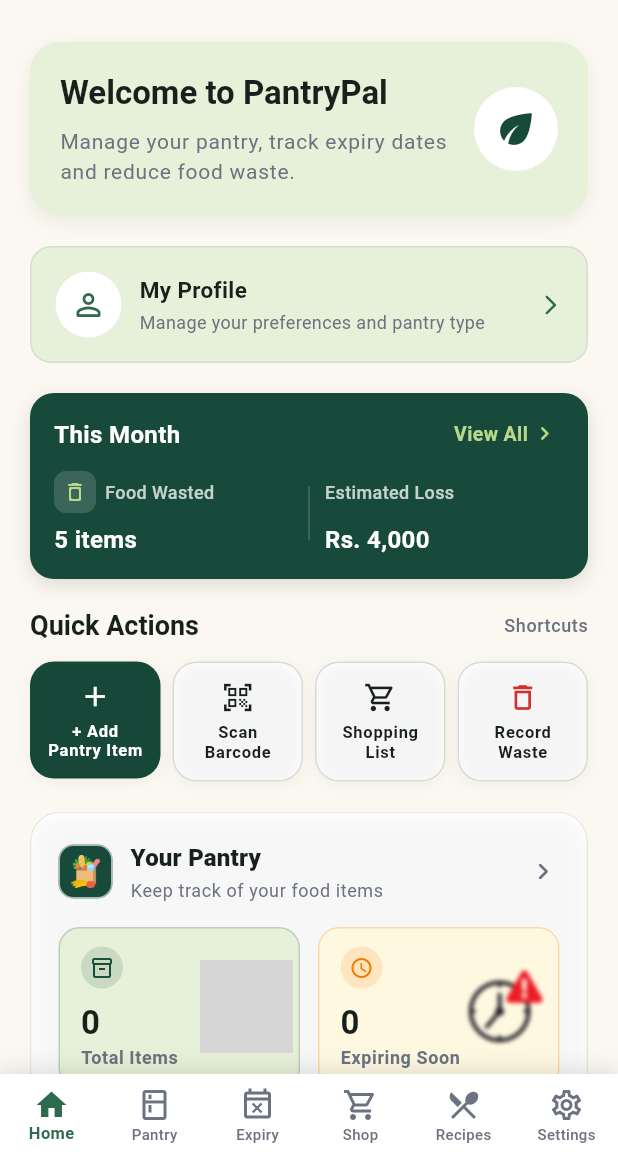
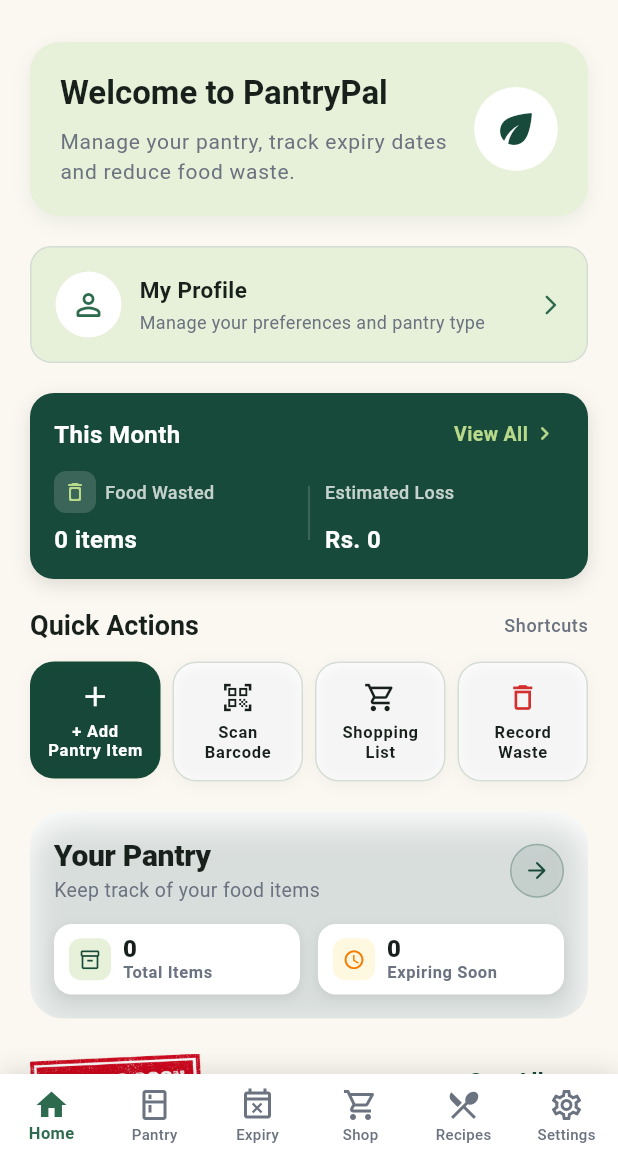
Before and after one commit to AaishaShahani2001/IT3060HCI2026_Food_Expiry_and_Pantry_Management_WE_45, a Flutter app: the HomeScreen screen opened by its route, on a phone screen of 412 x 824 dp, the part 78-1236 px from its top. Run offline on Flutter 3.47's test engine with Material 3 defaults, Android fonts, the phone set to English and light mode, and no system bars; our stand-ins replace cloud_firestore, firebase_auth, firebase_core, flutter_dotenv, flutter_local_notifications, flutter_riverpod and 5 more; accounts and stored records are empty; network calls fail; grey boxes are pictures that could not be loaded.

Commit message:
fix: fix home dashboard waste summary card

```diff
--- a/lib/features/home/presentation/widgets/home_pantry_summary_card.dart
+++ b/lib/features/home/presentation/widgets/home_pantry_summary_card.dart
@@ -8,7 +8,6 @@ import 'package:go_router/go_router.dart';
 
 import '../../../expiry/presentation/providers/expiry_provider.dart';
 import '../../../pantry/presentation/providers/pantry_providers.dart';
-import 'home_section_header.dart';
 
 /// Home dashboard overview card for the user's pantry.
 ///
@@ -33,7 +32,7 @@ class _PantrySummaryView extends ConsumerStatefulWidget {
 }
 
 class _PantrySummaryViewState extends ConsumerState<_PantrySummaryView> {
-  static const _radius = BorderRadius.all(Radius.circular(20));
+  static const _radius = BorderRadius.all(Radius.circular(22));
   bool _imageFailed = false;
 
   @override
@@ -41,12 +40,10 @@ class _PantrySummaryViewState extends ConsumerState<_PantrySummaryView> {
     final theme = Theme.of(context);
     final isDark = theme.brightness == Brightness.dark;
 
-    // Watch raw pantry items stream state to handle loading and error states gracefully
     final pantryAsync = ref.watch(pantryItemsProvider);
     final isLoading = pantryAsync.isLoading && !pantryAsync.hasValue;
     final hasError = pantryAsync.hasError && !pantryAsync.hasValue;
 
-    // Reuse existing pantry and expiry providers to keep counts synchronized
     final pantrySummary = ref.watch(pantrySummaryProvider);
     final expirySummary = ref.watch(expirySummaryProvider);
 
@@ -54,65 +51,49 @@ class _PantrySummaryViewState extends ConsumerState<_PantrySummaryView> {
     final expiringCount = hasError ? 0 : expirySummary.expiringSoon;
     final usePhoto = !_imageFailed;
     final fallbackColor = isDark ? FreshPalette.darkCard : FreshPalette.card;
-    final onPhoto = FreshPalette.darkOnPrimary;
-    final titleColor = usePhoto
-        ? onPhoto
-        : (isDark ? FreshPalette.darkHeading : FreshPalette.heading);
-    final subtitleColor = usePhoto
-        ? onPhoto.withValues(alpha: 0.9)
-        : (isDark
-              ? FreshPalette.darkSecondaryText
-              : FreshPalette.secondaryText);
-    final pantryIconBackground = isDark
-        ? FreshPalette.selected
-        : FreshPalette.primaryButton;
-    final pantryIconBorder = isDark
-        ? FreshPalette.highlight.withValues(alpha: 0.75)
-        : Colors.white.withValues(alpha: 0.62);
-    final overlay = const Color(
-      0xFF0E2F25,
-    ).withValues(alpha: isDark ? 0.62 : 0.55);
 
     final textScale = MediaQuery.textScalerOf(context).scale(1);
     final screenWidth = MediaQuery.sizeOf(context).width;
-    final shouldStack = textScale > 1.4 || screenWidth < 300;
+    final shouldStack = textScale > 1.35 || screenWidth < 340;
 
-    final totalBox = _PantryStatBox(
+    final tileColor = isDark ? const Color(0xFF1A2822) : Colors.white;
+    final countColor = isDark ? FreshPalette.darkHeading : FreshPalette.heading;
+    final labelColor = isDark
+        ? FreshPalette.darkSecondaryText
+        : FreshPalette.secondaryText;
+    final onPhoto = FreshPalette.darkOnPrimary;
+
+    final totalBox = _PantryStatTile(
       icon: Icons.inventory_2_outlined,
       iconColor: isDark ? FreshPalette.highlight : FreshPalette.primaryButton,
-      iconBgColor:
-          (isDark ? FreshPalette.highlight : FreshPalette.primaryButton)
-              .withValues(alpha: 0.14),
-      bgColor: isDark
-          ? FreshPalette.darkAccentSurface
+      iconBgColor: isDark
+          ? FreshPalette.highlight.withValues(alpha: 0.16)
           : FreshPalette.accentSurface,
-      borderColor:
-          (isDark ? FreshPalette.highlight : FreshPalette.primaryButton)
-              .withValues(alpha: 0.2),
+      tileColor: tileColor,
+      countColor: countColor,
+      labelColor: labelColor,
       count: totalCount,
       label: 'Total Items',
       isLoading: isLoading,
-      isDark: isDark,
-      imageAssetPath: 'assets/images/vector-pantry.avif',
-      fallbackIcon: Icons.inventory_2_outlined,
     );
 
-    final expiringBox = _PantryStatBox(
+    final expiringBox = _PantryStatTile(
       icon: Icons.schedule_outlined,
       iconColor: AppColors.statusAmber,
-      iconBgColor: AppColors.statusAmber.withValues(alpha: 0.15),
-      bgColor: isDark ? const Color(0xFF2C2216) : AppColors.statusAmberBg,
-      borderColor: AppColors.statusAmber.withValues(alpha: 0.25),
+      iconBgColor: isDark
+          ? AppColors.statusAmber.withValues(alpha: 0.18)
+          : AppColors.statusAmberBg,
+      tileColor: tileColor,
+      countColor: countColor,
+      labelColor: labelColor,
       count: expiringCount,
       label: 'Expiring Soon',
       isLoading: isLoading,
-      isDark: isDark,
-      imageAssetPath: 'assets/images/expiry-icon.jpg',
-      fallbackIcon: Icons.schedule_outlined,
     );
 
     return Material(
       color: fallbackColor,
+      elevation: 0,
       borderRadius: _radius,
       clipBehavior: Clip.antiAlias,
       child: InkWell(
@@ -121,18 +102,11 @@ class _PantrySummaryViewState extends ConsumerState<_PantrySummaryView> {
         child: Ink(
           decoration: BoxDecoration(
             borderRadius: _radius,
-            border: Border.all(
-              color: usePhoto
-                  ? onPhoto.withValues(alpha: 0.28)
-                  : (isDark
-                        ? FreshPalette.darkOutline.withValues(alpha: 0.6)
-                        : FreshPalette.outline.withValues(alpha: 0.6)),
-            ),
             boxShadow: [
               BoxShadow(
-                color: Colors.black.withValues(alpha: isDark ? 0.2 : 0.03),
-                blurRadius: 10,
-                offset: const Offset(0, 3),
+                color: const Color(0xFF0E2F25).withValues(alpha: 0.16),
+                blurRadius: 18,
+                offset: const Offset(0, 8),
               ),
             ],
           ),
@@ -143,7 +117,7 @@ class _PantrySummaryViewState extends ConsumerState<_PantrySummaryView> {
                   child: Image(
                     image: HomePantrySummaryCard.backgroundImage,
                     fit: BoxFit.cover,
-                    alignment: Alignment.center,
+                    alignment: const Alignment(0, -0.15),
                     gaplessPlayback: true,
                     frameBuilder:
                         (context, child, frame, wasSynchronouslyLoaded) {
@@ -155,12 +129,25 @@ class _PantrySummaryViewState extends ConsumerState<_PantrySummaryView> {
                             children: [
                               ImageFiltered(
                                 imageFilter: ImageFilter.blur(
-                                  sigmaX: 3,
-                                  sigmaY: 3,
+                                  sigmaX: 1.6,
+                                  sigmaY: 1.6,
                                 ),
                                 child: child,
                               ),
-                              ColoredBox(color: overlay),
+                              const DecoratedBox(
+                                decoration: BoxDecoration(
+                                  gradient: LinearGradient(
+                                    begin: Alignment.topCenter,
+                                    end: Alignment.bottomCenter,
+                                    colors: [
+                                      Color(0x8A12352A),
+                                      Color(0xC012352A),
+                                      Color(0xE60E2F25),
+                                    ],
+                                    stops: [0, 0.46, 1],
+                                  ),
+                                ),
+                              ),
                             ],
                           );
                         },
@@ -175,35 +162,63 @@ class _PantrySummaryViewState extends ConsumerState<_PantrySummaryView> {
                   ),
                 ),
               Padding(
-                padding: const EdgeInsets.all(18),
+                padding: const EdgeInsets.fromLTRB(16, 18, 16, 16),
                 child: Column(
                   crossAxisAlignment: CrossAxisAlignment.start,
                   mainAxisSize: MainAxisSize.min,
                   children: [
-                    // PANTRY HEADER — Reusable HomeSectionHeader
-                    HomeSectionHeader(
-                      title: 'Your Pantry',
-                      subtitle: 'Keep track of your food items',
-                      assetPath: 'assets/images/food-pantry.png',
-                      fallbackIcon: Icons.kitchen_outlined,
-                      titleColor: titleColor,
-                      subtitleColor: subtitleColor,
-                      iconBgColor: pantryIconBackground,
-                      iconBorderColor: pantryIconBorder,
-                      iconSize: 36,
-                      iconPadding: const EdgeInsets.all(6),
-                      iconFit: BoxFit.contain,
-                      semanticLabel: 'Your Pantry, view pantry items',
-                      trailing: Icon(
-                        Icons.chevron_right_rounded,
-                        size: 22,
-                        color: subtitleColor,
+                    Semantics(
+                      header: true,
+                      label: 'Your Pantry, view pantry items',
+                      child: Row(
+                        crossAxisAlignment: CrossAxisAlignment.center,
+                        children: [
+                          Expanded(
+                            child: Column(
+                              crossAxisAlignment: CrossAxisAlignment.start,
+                              mainAxisSize: MainAxisSize.min,
+                              children: [
+                                Text(
+                                  'Your Pantry',
+                                  maxLines: 1,
+                                  overflow: TextOverflow.ellipsis,
+                                  style: theme.textTheme.titleLarge?.copyWith(
+                                    fontSize: 20,
+                                    fontWeight: FontWeight.w800,
+                                    height: 1.15,
+                                    letterSpacing: -0.2,
+                                    color: usePhoto ? onPhoto : countColor,
                                   ),
                                 ),
-
-                    const SizedBox(height: 16),
-
-                    // STATISTIC CARDS ROW OR COLUMN
+                                const SizedBox(height: 4),
+                                Text(
+                                  'Keep track of your food items',
+                                  maxLines: 1,
+                                  overflow: TextOverflow.ellipsis,
+                                  style: theme.textTheme.bodyMedium?.copyWith(
+                                    fontSize: 13,
+                                    height: 1.2,
+                                    color: usePhoto
+                                        ? onPhoto.withValues(alpha: 0.84)
+                                        : labelColor,
+                                  ),
+                                ),
+                              ],
+                            ),
+                          ),
+                          const SizedBox(width: 12),
+                          _OpenMark(
+                            color: usePhoto
+                                ? onPhoto
+                                : (isDark
+                                      ? FreshPalette.highlight
+                                      : FreshPalette.primaryButton),
+                            filled: usePhoto,
+                          ),
+                        ],
+                      ),
+                    ),
+                    const SizedBox(height: 14),
                     if (shouldStack)
                       Column(
                         children: [
@@ -234,116 +249,136 @@ class _PantrySummaryViewState extends ConsumerState<_PantrySummaryView> {
   }
 }
 
-/// Compact stat box used for Total Items and Expiring Soon metrics.
-class _PantryStatBox extends StatelessWidget {
-  const _PantryStatBox({
+class _OpenMark extends StatelessWidget {
+  const _OpenMark({required this.color, required this.filled});
+
+  final Color color;
+  final bool filled;
+
+  @override
+  Widget build(BuildContext context) {
+    return Container(
+      width: 36,
+      height: 36,
+      decoration: BoxDecoration(
+        color: filled
+            ? Colors.white.withValues(alpha: 0.16)
+            : color.withValues(alpha: 0.1),
+        shape: BoxShape.circle,
+        border: Border.all(
+          color: filled
+              ? Colors.white.withValues(alpha: 0.38)
+              : color.withValues(alpha: 0.28),
+        ),
+      ),
+      child: Icon(Icons.arrow_forward_rounded, size: 18, color: color),
+    );
+  }
+}
+
+/// Solid metric tile so the count stays readable over the pantry photo.
+class _PantryStatTile extends StatelessWidget {
+  const _PantryStatTile({
     required this.icon,
     required this.iconColor,
     required this.iconBgColor,
-    required this.bgColor,
-    required this.borderColor,
+    required this.tileColor,
+    required this.countColor,
+    required this.labelColor,
     required this.count,
     required this.label,
     required this.isLoading,
-    required this.isDark,
-    required this.imageAssetPath,
-    required this.fallbackIcon,
   });
-
-  static const _radius = 14.0;
 
   final IconData icon;
   final Color iconColor;
   final Color iconBgColor;
-  final Color bgColor;
-  final Color borderColor;
+  final Color tileColor;
+  final Color countColor;
+  final Color labelColor;
   final int count;
   final String label;
   final bool isLoading;
-  final bool isDark;
-  final String imageAssetPath;
-  final IconData fallbackIcon;
 
   @override
   Widget build(BuildContext context) {
     final theme = Theme.of(context);
-    final countColor = isDark ? FreshPalette.darkHeading : FreshPalette.heading;
-    final labelColor = isDark
-        ? FreshPalette.darkSecondaryText
-        : FreshPalette.secondaryText;
 
-    return Container(
-      clipBehavior: Clip.antiAlias,
+    return Semantics(
+      label: isLoading ? label : '$label, $count',
+      child: DecoratedBox(
         decoration: BoxDecoration(
-        color: bgColor,
-        borderRadius: BorderRadius.circular(_radius),
-        border: Border.all(color: borderColor),
+          color: tileColor,
+          borderRadius: BorderRadius.circular(12),
+          boxShadow: [
+            BoxShadow(
+              color: Colors.black.withValues(alpha: 0.08),
+              blurRadius: 6,
+              offset: const Offset(0, 2),
             ),
-      child: Stack(
+          ],
+        ),
+        child: Padding(
+          padding: const EdgeInsets.symmetric(horizontal: 10, vertical: 8),
+          child: Row(
             children: [
-          Positioned.fill(
-            child: _BlurredCardImage(
-              assetPath: imageAssetPath,
-              fallbackIcon: fallbackIcon,
-              iconColor: iconColor,
-              overlayColor: bgColor,
+              Container(
+                width: 28,
+                height: 28,
+                decoration: BoxDecoration(
+                  color: iconBgColor,
+                  borderRadius: BorderRadius.circular(8),
                 ),
+                child: Icon(icon, size: 15, color: iconColor),
               ),
-          Padding(
-            padding: const EdgeInsets.symmetric(horizontal: 14, vertical: 12),
+              const SizedBox(width: 8),
+              Expanded(
                 child: Column(
                   crossAxisAlignment: CrossAxisAlignment.start,
+                  mainAxisAlignment: MainAxisAlignment.center,
                   mainAxisSize: MainAxisSize.min,
                   children: [
-                // Stat Icon Well
-                Container(
-                  padding: const EdgeInsets.all(6),
-                  decoration: BoxDecoration(
-                    color: iconBgColor,
-                    shape: BoxShape.circle,
-                  ),
-                  child: Icon(icon, size: 16, color: iconColor),
-                ),
-                const SizedBox(height: 10),
-
-                // Count or Loading Indicator
                     if (isLoading)
                       SizedBox(
-                    height: 26,
+                        height: 18,
                         child: Align(
                           alignment: Alignment.centerLeft,
                           child: SizedBox(
-                        width: 16,
-                        height: 16,
+                            width: 14,
+                            height: 14,
                             child: CircularProgressIndicator(
                               strokeWidth: 2,
-                          valueColor: AlwaysStoppedAnimation<Color>(iconColor),
+                              valueColor: AlwaysStoppedAnimation<Color>(
+                                iconColor,
+                              ),
                             ),
                           ),
                         ),
                       )
                     else
-                  Text(
+                      FittedBox(
+                        fit: BoxFit.scaleDown,
+                        alignment: Alignment.centerLeft,
+                        child: Text(
                           '$count',
                           maxLines: 1,
-                    overflow: TextOverflow.ellipsis,
-                    style: theme.textTheme.headlineSmall?.copyWith(
-                      fontSize: 22,
-                      fontWeight: FontWeight.bold,
-                      height: 1.1,
+                          style: theme.textTheme.titleMedium?.copyWith(
+                            fontSize: 16,
+                            fontWeight: FontWeight.w800,
+                            height: 1.05,
                             color: countColor,
                           ),
                         ),
-
-                const SizedBox(height: 4),
-
+                      ),
+                    const SizedBox(height: 1),
                     Text(
                       label,
                       maxLines: 1,
                       overflow: TextOverflow.ellipsis,
                       style: theme.textTheme.bodySmall?.copyWith(
-                    fontSize: 12,
+                        fontSize: 11,
                         fontWeight: FontWeight.w600,
+                        height: 1.15,
                         color: labelColor,
                       ),
                     ),
@@ -352,71 +387,6 @@ class _PantryStatBox extends StatelessWidget {
               ),
             ],
           ),
-    );
-  }
-}
-
-class _BlurredCardImage extends StatelessWidget {
-  const _BlurredCardImage({
-    required this.assetPath,
-    required this.fallbackIcon,
-    required this.iconColor,
-    required this.overlayColor,
-  });
-
-  final String assetPath;
-  final IconData fallbackIcon;
-  final Color iconColor;
-  final Color overlayColor;
-
-  @override
-  Widget build(BuildContext context) {
-    return IgnorePointer(
-      child: ExcludeSemantics(
-        child: LayoutBuilder(
-          builder: (context, constraints) {
-            final widthCap = constraints.maxWidth * 0.42;
-            final heightCap = constraints.maxHeight * 0.72;
-            var side = widthCap < heightCap ? widthCap : heightCap;
-            if (side > 62) side = 62;
-            if (side < 40) side = 40;
-
-            final tint = overlayColor.computeLuminance() < 0.45
-                ? Color.lerp(overlayColor, Colors.white, 0.58)!
-                : overlayColor;
-
-            return Align(
-              alignment: const Alignment(0.92, -0.05),
-              child: ImageFiltered(
-                imageFilter: ImageFilter.blur(sigmaX: 1.4, sigmaY: 1.4),
-                child: ClipRRect(
-                  borderRadius: BorderRadius.circular(14),
-                  child: ColorFiltered(
-                    colorFilter: ColorFilter.mode(tint, BlendMode.darken),
-                    child: Image.asset(
-                      assetPath,
-                      width: side,
-                      height: side,
-                      fit: BoxFit.contain,
-                      excludeFromSemantics: true,
-                      filterQuality: FilterQuality.medium,
-                      cacheWidth: (side * 3).round(),
-                      errorBuilder: (context, error, stackTrace) {
-                        return SizedBox.square(
-                          dimension: side,
-                          child: Icon(
-                            fallbackIcon,
-                            size: side * 0.46,
-                            color: iconColor.withValues(alpha: 0.45),
-                          ),
-                        );
-                      },
-                    ),
-                  ),
-                ),
-              ),
-            );
-          },
         ),
       ),
     );
--- a/lib/features/home/presentation/widgets/home_recent_recipes_section.dart
+++ b/lib/features/home/presentation/widgets/home_recent_recipes_section.dart
@@ -57,9 +57,6 @@ class _RecentRecipesHeader extends StatelessWidget {
   Widget build(BuildContext context) {
     return HomeSectionHeader(
       title: 'Recent Recipes',
-      assetPath: 'assets/images/recipe-icon.jpg',
-      fallbackIcon: Icons.restaurant_menu_outlined,
-      animateIcon: false,
       onSeeAll: () => context.go(AppRoutes.recipes),
       semanticLabel: 'Recent Recipes',
     );
--- a/lib/features/home/presentation/widgets/home_section_header.dart
+++ b/lib/features/home/presentation/widgets/home_section_header.dart
@@ -11,7 +11,7 @@ class HomeSectionHeader extends StatelessWidget {
   const HomeSectionHeader({
     super.key,
     required this.title,
-    required this.assetPath,
+    this.assetPath,
     this.subtitle,
     this.onSeeAll,
     this.seeAllLabel = 'See All',
@@ -30,7 +30,7 @@ class HomeSectionHeader extends StatelessWidget {
   });
 
   final String title;
-  final String assetPath;
+  final String? assetPath;
   final String? subtitle;
   final VoidCallback? onSeeAll;
   final String seeAllLabel;
@@ -61,10 +61,12 @@ class HomeSectionHeader extends StatelessWidget {
         subtitleColor ??
         (isDark ? FreshPalette.darkSecondaryText : FreshPalette.secondaryText);
 
+    final iconPath = assetPath;
     final content = Row(
       children: [
+        if (iconPath != null) ...[
           _HeaderIcon(
-          assetPath: assetPath,
+            assetPath: iconPath,
             size: containerSize,
             animateIcon: animateIcon,
             fallbackIcon: fallbackIcon,
@@ -75,6 +77,7 @@ class HomeSectionHeader extends StatelessWidget {
             iconBorderColor: iconBorderColor,
           ),
           const SizedBox(width: 12),
+        ],
         Expanded(
           child: Column(
             crossAxisAlignment: CrossAxisAlignment.start,
--- a/lib/features/home/presentation/widgets/home_waste_summary_card.dart
+++ b/lib/features/home/presentation/widgets/home_waste_summary_card.dart
@@ -23,28 +23,22 @@ class HomeWasteSummaryCard extends ConsumerWidget {
     final auth = ref.watch(wasteAuthUidProvider);
     final records = ref.watch(foodWasteProvider);
     final uid = auth.asData?.value;
+    final signedIn =
+        uid != null &&
+        ref.watch(foodWasteRepositoryProvider).isCurrentUser(uid);
 
-    String itemCountText = '5 items';
-    String estimatedLossText = 'Rs. 4,000';
-
-    if (!auth.isLoading &&
-        !auth.hasError &&
-        uid != null &&
-        ref.read(foodWasteRepositoryProvider).isCurrentUser(uid) &&
-        !records.hasError) {
-      records.whenData((items) {
-        final summary = WasteSummary(
-          items,
-          WastePeriod.month,
-          ref.read(wasteClockProvider)(),
-        );
-        if (items.isNotEmpty) {
-          itemCountText =
-              '${summary.count} ${summary.count == 1 ? 'item' : 'items'}';
-          estimatedLossText = wasteMoney(summary.estimatedValue);
-        }
-      });
-    }
+    // Same records and monthly total the Waste Tracker uses. Placeholders are
+    // not shown while the account or Firestore read is still settling.
+    final summary = signedIn && records.hasValue
+        ? WasteSummary(
+            records.requireValue,
+            WastePeriod.month,
+            ref.read(wasteClockProvider)(),
+          )
+        : null;
+    final count = summary?.count ?? 0;
+    final itemCountText = '$count ${count == 1 ? 'item' : 'items'}';
+    final estimatedLossText = wasteMoney(summary?.estimatedValue ?? 0);
 
     // Helper to open the full Food Waste Tracking screen
     void openWasteTracker() {
```
Also changed, not shown: 1 other file. Lines whose indentation alone changed are shown as unchanged.
